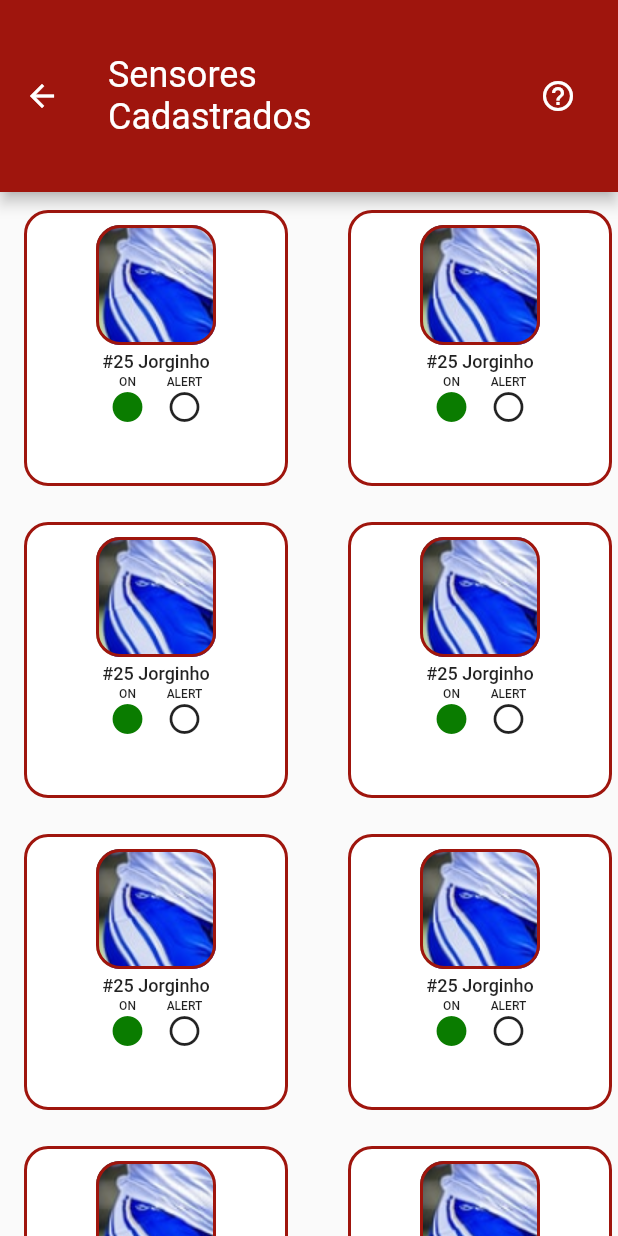
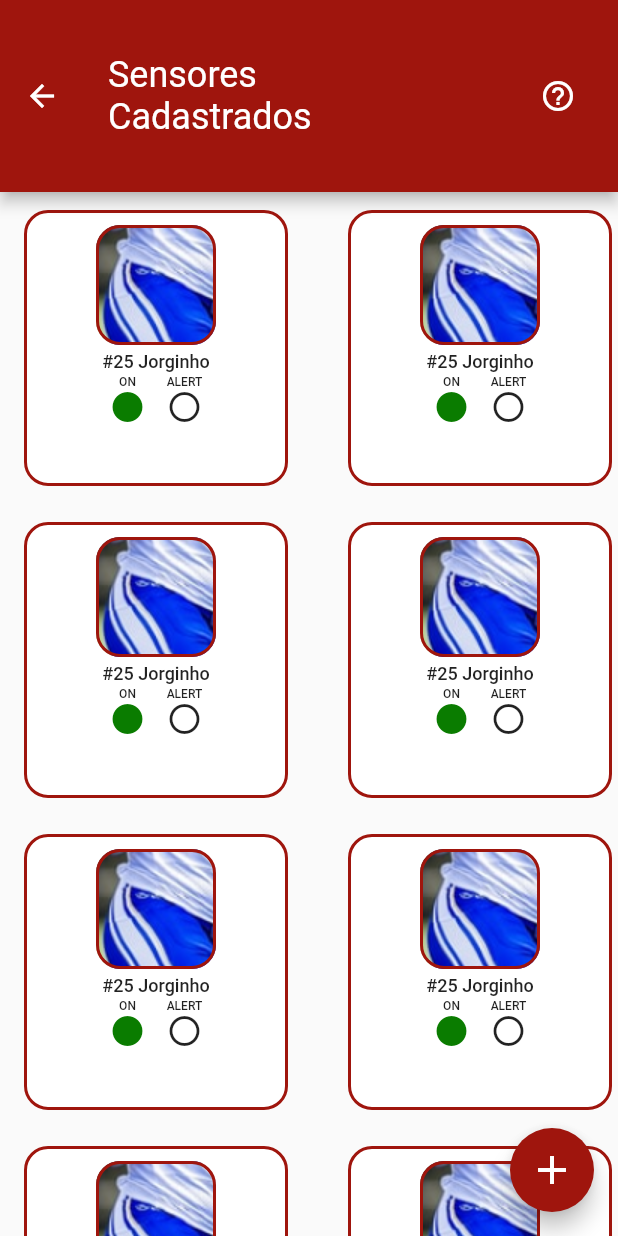
Before and after one commit to MateusFerroAntunesdeOliveira/sixth_sense, a Flutter app: the HomePage screen opened directly, on a phone screen of 412 x 824 dp. Run offline on Flutter 3.47's test engine with Material 2 defaults, Android fonts, the phone set to English and light mode, and no system bars.

Commit message:
Routes between pages

```diff
--- a/lib/src/app.dart
+++ b/lib/src/app.dart
@@ -18,9 +18,9 @@ class MyApp extends StatelessWidget {
       initialRoute: "/",
       routes: {
         // "/": (_) => const LoginPage(),
-        // "/": (_) => const HomePage(),
-        "/": (_) => const PlayerPage(),
-        "/EditPlayer": (_) => const EditPlayer(),
+        "/": (_) => const HomePage(),
+        "/PlayerPage": (_) => const PlayerPage(),
+        "/PlayerPage/EditPlayer": (_) => const EditPlayer(),
         // "/": (_) => const SplashCreen(),
       },
       localizationsDelegates: const [
--- a/lib/src/pages/home/home_page.dart
+++ b/lib/src/pages/home/home_page.dart
@@ -143,6 +143,14 @@ class HomePage extends StatelessWidget {
         ],
       ),
       body: _gridView(),
+      floatingActionButton: FloatingActionButton(
+        tooltip: "Adicionar Jogador",
+        child: const Icon(Icons.add, size: 32),
+        backgroundColor: Color(0xFF9F150D),
+        onPressed: () {
+          Navigator.of(context).pushNamed('/PlayerPage');
+        },
+      ),
     );
   }
 }
--- a/lib/src/pages/player/player_page.dart
+++ b/lib/src/pages/player/player_page.dart
@@ -30,7 +30,7 @@ class PlayerPage extends StatelessWidget {
             icon: const Icon(Icons.edit_outlined),
             color: Colors.white,
             onPressed: () {
-              Navigator.of(context).pushNamed('/EditPlayer');
+              Navigator.of(context).pushNamed('/PlayerPage/EditPlayer');
             },
           ),
           IconButton(
```
